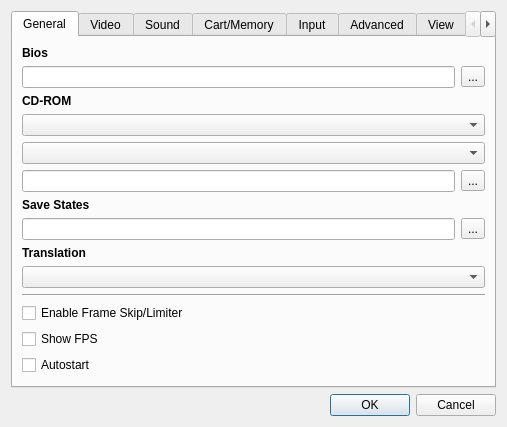
The window that yabause/src/qt/ui/UISettings.ui (KitoHo/yabause) describes before a commit, drawn with Qt 5.
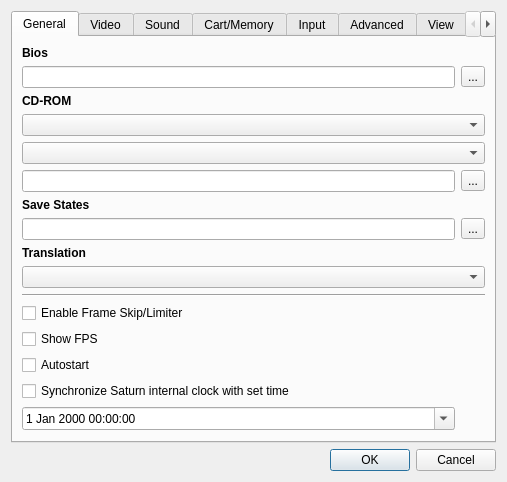
The same window after the commit. Custom widgets are drawn as their Qt base class.

Commit message: Added clock sync feature to qt port.

Diff of the .ui file:
```diff
--- a/yabause/src/qt/ui/UISettings.ui
+++ b/yabause/src/qt/ui/UISettings.ui
@@ -7,7 +7,7 @@
     <x>0</x>
     <y>0</y>
     <width>507</width>
-    <height>425</height>
+    <height>451</height>
    </rect>
   </property>
   <property name="windowTitle">
@@ -24,7 +24,14 @@
        <string>General</string>
       </attribute>
       <layout class="QGridLayout" name="gridLayout1">
-       <item row="14" column="0">
+       <item row="17" column="0">
+        <widget class="QCheckBox" name="cbClockSync">
+         <property name="text">
+          <string>Synchronize Saturn internal clock with set time</string>
+         </property>
+        </widget>
+       </item>
+       <item row="19" column="0">
         <spacer>
          <property name="orientation">
           <enum>Qt::Vertical</enum>
@@ -175,6 +182,13 @@
        <item row="9" column="0" colspan="2">
         <widget class="QComboBox" name="cbTranslation"/>
        </item>
+       <item row="18" column="0">
+        <widget class="QDateTimeEdit" name="dteBaseTime">
+         <property name="calendarPopup">
+          <bool>true</bool>
+         </property>
+        </widget>
+       </item>
       </layout>
      </widget>
      <widget class="QWidget" name="wVideo">
```
Left out of the diff: 8 changed lines with no effect on the pictures. The commit also changes 5 other files.
